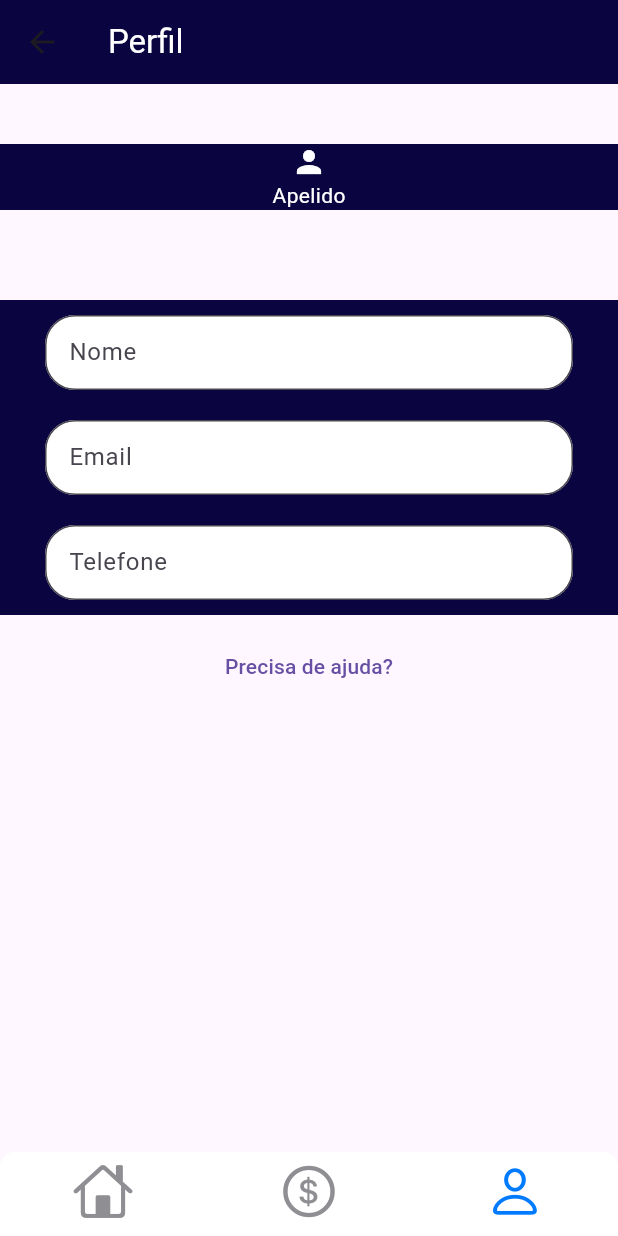
After one commit to Fabricio053/controlador_de_gastos, a Flutter app: the TelaDashboard screen opened directly, item 3 of the bottom bar chosen, after a tap on "Precisa de ajuda?", on a phone screen of 412 x 824 dp. The commit adds this screen. Run offline on Flutter 3.47's test engine with Material 3 defaults, Android fonts, the phone set to English and light mode, and no system bars; drawn by our look-alikes of persistent_bottom_nav_bar_v2; our stand-ins replace calendar_date_picker2.

Commit message:
Projeto_F7

```diff
--- a/lib/componentes/appbar_custom.dart
+++ b/lib/componentes/appbar_custom.dart
@@ -1,16 +1,29 @@
 import 'package:flutter/material.dart';
 import 'package:projeto_f7/cores/cores.dart';
+import 'package:projeto_f7/telas/agenda.dart';
 
-class AppBarCustom extends StatelessWidget {
+class AppBarCustom extends StatelessWidget implements PreferredSizeWidget {
   final String title;
-  const AppBarCustom({super.key, required this.title, });
-
+  final String titleLeft;
+  final bool home;
+  const AppBarCustom({super.key, required this.title, this.home = false,  this.titleLeft = '',  });
+  @override
   Size get preferredSize => const Size.fromHeight(kToolbarHeight);
   @override
   Widget build(BuildContext context) {
     return AppBar(
       backgroundColor: MinhasCores.terciaria,
-      title: Text(title),
+      title: Row(
+        mainAxisAlignment: MainAxisAlignment.spaceBetween,
+        children: [
+        Text(title, style:const TextStyle(color: MinhasCores.claro),),
+        TextButton(onPressed: (){
+          Navigator.push(
+                context,
+                MaterialPageRoute(builder: (context) =>const Agenda()),);
+        }, child: Text(titleLeft, style:const TextStyle(color: MinhasCores.claro)),)
+      ],),
+      // leading: home? null: IconButton(onPressed: () => Navigator.pop(context), icon: const Icon(Icons.arrow_back, color: MinhasCores.claro,)),
 
     );
   }
--- a/lib/cores/cores.dart
+++ b/lib/cores/cores.dart
@@ -6,4 +6,5 @@ class MinhasCores {
   static const Color terciaria = Color.fromARGB(255, 10, 5, 65);
   static const Color claro = Color.fromARGB(255, 255, 255, 255);
   static const Color escuro = Color.fromARGB(255, 0, 0, 0);
+  static const Color azul = Color.fromARGB(255, 0, 71, 255);
 }
--- a/lib/main.dart
+++ b/lib/main.dart
@@ -78,8 +78,8 @@ class TelaCriarConta extends StatelessWidget {
     return Scaffold(
       backgroundColor: MinhasCores.primaria,
       // appBar: AppBarCustom(title: 'title'),
-      drawer: Drawer(),
-      body: Column(
+      body: Center(
+        child: Column(
           mainAxisAlignment: MainAxisAlignment.center,
           children: [
           SizedBox(
@@ -89,7 +89,6 @@ class TelaCriarConta extends StatelessWidget {
               InputCustom(controll:emailControll ,keyboard: TextInputType.name, label: 'Email',),
               InputCustom(controll:telefoneControll ,keyboard: TextInputType.number, label: 'Telefone',),
               InputCustom(controll:senhaControll ,keyboard: TextInputType.number, label: 'Senha',),
-            InputCustom(controll:repeateSenhaControll ,keyboard: TextInputType.number, label: 'Repetir senha',),
               InputCustom(controll:repeateSenhaControll ,keyboard: TextInputType.number, label: 'Repetir senha',),
               ],
             ),
@@ -119,6 +118,7 @@ class TelaCriarConta extends StatelessWidget {
 
           ],
         ),
+      ),
     );
   }
 }
--- a/lib/telas/dasboard.dart
+++ b/lib/telas/dasboard.dart
@@ -1,32 +1,66 @@
 import 'package:flutter/material.dart';
+import 'package:projeto_f7/componentes/appbar_custom.dart';
+import 'package:projeto_f7/cores/cores.dart';
 
-class DasboardCustom extends StatefulWidget {
-  const DasboardCustom({super.key});
+
+class TelaHome extends StatelessWidget {
+  const TelaHome({super.key});
 
   @override
-  State<DasboardCustom> createState() => _DasboardCustomState();
-}
-
-class _DasboardCustomState extends State<DasboardCustom> {
-  @override
   Widget build(BuildContext context) {
-    return Scaffold(
-      appBar: AppBar(title: Row(),),
-      body:Column(children: [
-        Row(
+    return const Scaffold(
+      appBar: AppBarCustom(title: '', titleLeft: 'Agenda',),
+      body: SingleChildScrollView(
+        child: Column(
           children: [
-
+            UpCard()
           ],
-        )
-      ],) ,
+        ),
+      ),
     );
   }
 }
-class MyWidget extends StatelessWidget {
-  const MyWidget({super.key});
+class UpCard extends StatelessWidget {
+  const UpCard({super.key});
 
   @override
   Widget build(BuildContext context) {
-    return const Placeholder();
+    return   Padding(
+      padding: const EdgeInsets.only(bottom: 10, top: 10),
+      child: Row(
+        children: [
+          Expanded(
+            child: Container(
+              height: 50,
+              color: MinhasCores.azul,
+              child: const Center(child: Text("Ver Resumo Anual", style: TextStyle(color: MinhasCores.claro))),
+            ),
+          ),
+
+        ],
+      ),
+    );
   }
 }
+
+class DownCard extends StatelessWidget {
+  const DownCard({super.key});
+
+  @override
+  Widget build(BuildContext context) {
+    return Padding(
+      padding: const EdgeInsets.all(10),
+      child: Row(
+        children: [
+          Expanded(
+            child: Container(
+              height: 50,
+              color: MinhasCores.azul,
+              child: const Center(child: Text("Ver Resumo Anual", style: TextStyle(color: MinhasCores.claro))),
+            ),
+          ),
+        ],
+      ),
+    );
+  }
+}
--- /dev/null
+++ b/lib/telas/perfil.dart
@@ -0,0 +1,51 @@
+import 'package:flutter/material.dart';
+import 'package:projeto_f7/componentes/appbar_custom.dart';
+import 'package:projeto_f7/componentes/input.dart';
+import 'package:projeto_f7/cores/cores.dart';
+
+class PerfilAcount extends StatefulWidget {
+   PerfilAcount({super.key});
+
+  @override
+  State<PerfilAcount> createState() => _PerfilAcountState();
+}
+
+class _PerfilAcountState extends State<PerfilAcount> {
+   TextEditingController nomecontroll = TextEditingController();
+   TextEditingController emailControll = TextEditingController();
+   TextEditingController telefoneControll = TextEditingController();
+
+  @override
+  Widget build(BuildContext context) {
+    return Scaffold(
+      appBar: AppBarCustom(title: "Perfil"),
+      body:Column(
+        children: [
+          const SizedBox(height: 40,),
+          Container(
+            width: 1000,
+            color: MinhasCores.terciaria,
+            child: Column(
+              children: [
+                Icon(Icons.person, color:MinhasCores.claro,),
+                Text("Apelido", style: TextStyle(color: MinhasCores.claro),)
+              ],
+            ),
+          ),
+          const SizedBox(height: 60,),
+          Container(
+            color: MinhasCores.terciaria,
+            child: Column(
+              children: [
+              InputCustom(controll: nomecontroll ,keyboard: TextInputType.name, label: 'Nome',),
+              InputCustom(controll: emailControll ,keyboard: TextInputType.name, label: 'Email',),
+              InputCustom(controll: telefoneControll ,keyboard: TextInputType.number, label: 'Telefone',),
+              ],),
+          ),
+          const SizedBox(height: 10,),
+          TextButton(onPressed: (){}, child: const Text("Precisa de ajuda?"))
+        ],
+      ),
+    );
+  }
+}
--- /dev/null
+++ b/lib/telas/principal.dart
@@ -0,0 +1,88 @@
+import 'package:flutter/cupertino.dart';
+import 'package:flutter/material.dart';
+import 'package:persistent_bottom_nav_bar_v2/persistent-tab-view.dart';
+import 'package:projeto_f7/cores/cores.dart';
+import 'package:projeto_f7/telas/dasboard.dart';
+import 'package:projeto_f7/telas/ganhos.dart';
+import 'package:projeto_f7/telas/perfil.dart';
+
+class TelaDashboard extends StatefulWidget {
+  const TelaDashboard({super.key});
+
+  @override
+  State<TelaDashboard> createState() => _TelaDashboardState();
+}
+
+class _TelaDashboardState extends State<TelaDashboard> {
+  PersistentTabController controller = PersistentTabController();
+  @override
+  Widget build(BuildContext context) {
+    return Scaffold(
+      backgroundColor: MinhasCores.primaria,
+body: Column(
+  // crossAxisAlignment: CrossAxisAlignment.stretch,
+  // mainAxisAlignment: MainAxisAlignment.spaceBetween,
+  children: [
+  Expanded(
+    child: PersistentTabView(
+        context,
+        controller: controller,
+        screens: _buildScreens(),
+        items: _navBarsItems(),
+        confineInSafeArea: true,
+        backgroundColor: Colors.white,
+        handleAndroidBackButtonPress: true,
+        stateManagement: true,
+        hideNavigationBarWhenKeyboardShows: true,
+        decoration: NavBarDecoration(
+          borderRadius: BorderRadius.circular(10.0),
+          colorBehindNavBar: Colors.white,
+        ),
+        popAllScreensOnTapOfSelectedTab: true,
+        popActionScreens: PopActionScreensType.all,
+        itemAnimationProperties: ItemAnimationProperties(
+          duration: Duration(milliseconds: 200),
+          curve: Curves.ease,
+        ),
+        screenTransitionAnimation: ScreenTransitionAnimation(
+          animateTabTransition: true,
+          curve: Curves.ease,
+          duration: Duration(milliseconds: 200),
+        ),
+        navBarStyle: NavBarStyle.simple,
+    ),
+  )
+  ],
+),
+);
+}
+
+  List<Widget> _buildScreens() {
+        return [
+          TelaHome(),
+          TelaGanhos(),
+          PerfilAcount(),
+        ];
+    }
+    List<PersistentBottomNavBarItem> _navBarsItems() {
+        return [
+            PersistentBottomNavBarItem(
+                icon: const Icon(CupertinoIcons.home, size: 40,),
+                activeColorPrimary: CupertinoColors.activeBlue,
+                inactiveColorPrimary: CupertinoColors.systemGrey,
+            ),
+            PersistentBottomNavBarItem(
+                icon: const Icon(CupertinoIcons.money_dollar_circle, size: 40,),
+                activeColorPrimary: CupertinoColors.activeBlue,
+                inactiveColorPrimary: CupertinoColors.systemGrey,
+
+            ),
+            PersistentBottomNavBarItem(
+                icon: const Icon(CupertinoIcons.person, size: 40,),
+                activeColorPrimary: CupertinoColors.activeBlue,
+                inactiveColorPrimary: CupertinoColors.systemGrey,
+
+            ),
+        ];
+    }
+}
--- a/pubspec.yaml
+++ b/pubspec.yaml
@@ -35,6 +35,10 @@ dependencies:
   # The following adds the Cupertino Icons font to your application.
   # Use with the CupertinoIcons class for iOS style icons.
   cupertino_icons: ^1.0.6
+  calendar_date_picker2: ^0.5.3
+  instagram_bottom_nav_bar: ^3.0.19
+  persistent_bottom_nav_bar_v2: ^4.2.8
+  bottom_nav_bar: ^1.0.3
 
 dev_dependencies:
   flutter_test:
```
Also changed, not shown: lib/componentes/botao.dart (+9 -6 lines), lib/componentes/bottom_navigator.dart (added, +46 -0 lines), lib/componentes/caixa.dart (added, +32 -0 lines), lib/telas/agenda.dart (added, +39 -0 lines), lib/telas/ganhos.dart (added, +22 -0 lines), lib/telas/renda_mensal.dart (+21 -20 lines), pubspec.lock, 1 other file. Lines whose indentation alone changed are shown as unchanged.
